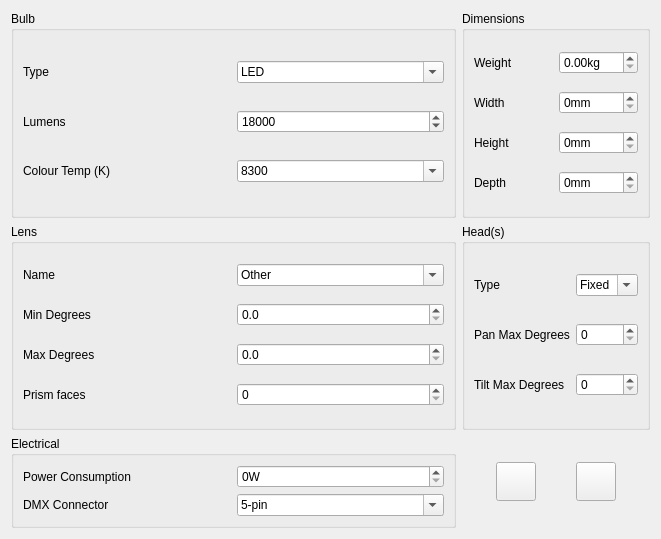
Before: the Qt Designer form fixtureeditor/editphysical.ui in mcallegari/qlcplus, drawn with Qt 5.
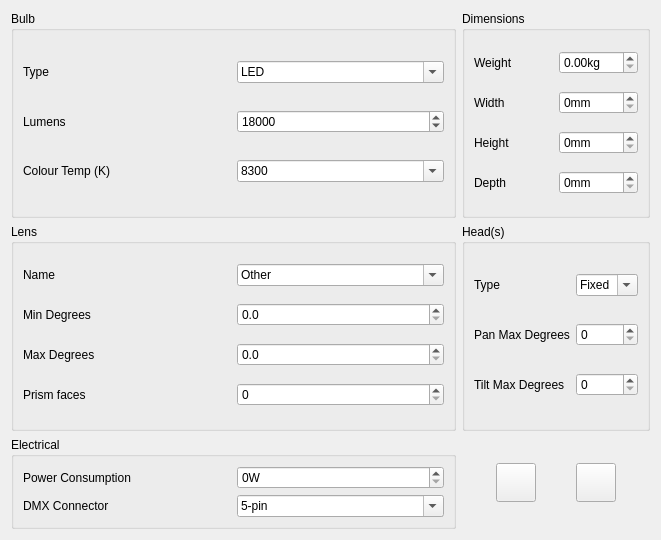
After: the same form once the commit is applied. Icons and pictures are not drawn.

Commit message: fixtureeditor: fix tab order of physical editor

```diff
--- a/fixtureeditor/editphysical.ui
+++ b/fixtureeditor/editphysical.ui
@@ -26,7 +26,7 @@
     <x>0</x>
     <y>0</y>
     <width>661</width>
-    <height>539</height>
+    <height>540</height>
    </rect>
   </property>
   <property name="windowTitle">
```
Left out of the diff: 20 changed lines with no effect on the pictures.
